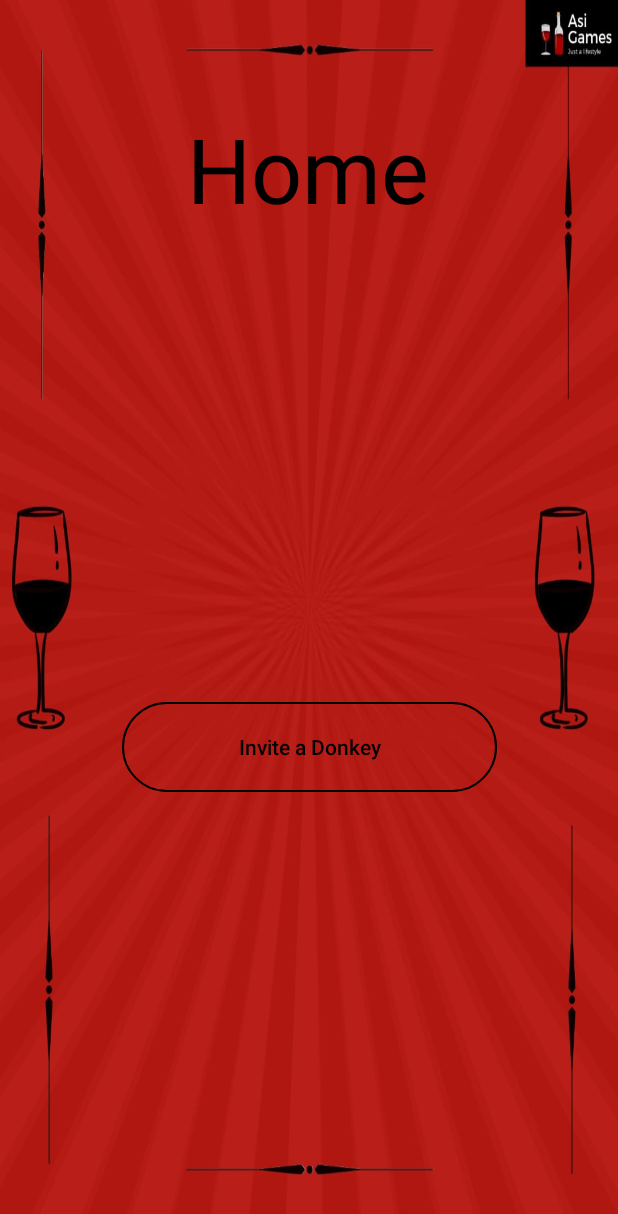
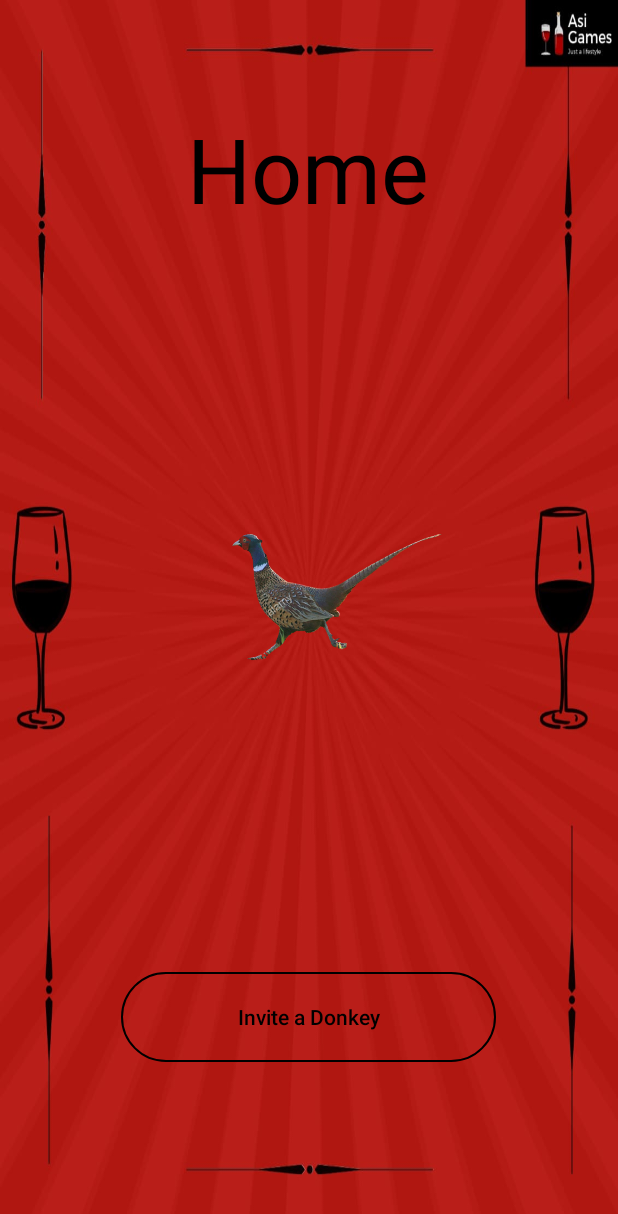
Before and after one commit to AsiniTeam/MagarusApp, an Android app: the HomeFragment screen opened through its navigation route, on a phone screen of 412 x 824 dp. Shown: the top 1214 px of the screen. Run offline under Robolectric (Android 15) with nearby library versions, the phone set to English and light mode, and no system bars; our stand-ins replace Firebase (no records; nobody signed in at launch, a user with empty details on screens opened directly); libraries missing offline, so code that uses them is left out: com.daimajia.androidanimations; 3 statements that could not run were skipped.

Commit message:
bono commit aprile 1

```diff
--- a/app/src/main/java/com/example/magarusapp/HomeFragment.java
+++ b/app/src/main/java/com/example/magarusapp/HomeFragment.java
@@ -1,10 +1,13 @@
 package com.example.magarusapp;
 
+import android.annotation.SuppressLint;
 import android.app.ActivityManager;
 import android.content.Context;
 import android.content.Intent;
+import android.content.SharedPreferences;
 import android.os.Bundle;
 
+import androidx.annotation.NonNull;
 import androidx.fragment.app.Fragment;
 import androidx.navigation.Navigation;
 
@@ -13,9 +16,16 @@ import android.view.LayoutInflater;
 import android.view.View;
 import android.view.ViewGroup;
 import android.widget.Button;
+import android.widget.ImageView;
+import android.widget.Toast;
 
 import com.daimajia.androidanimations.library.Techniques;
 import com.daimajia.androidanimations.library.YoYo;
+import com.google.firebase.database.DataSnapshot;
+import com.google.firebase.database.DatabaseError;
+import com.google.firebase.database.DatabaseReference;
+import com.google.firebase.database.FirebaseDatabase;
+import com.google.firebase.database.ValueEventListener;
 
 public class HomeFragment extends Fragment {
 
@@ -23,6 +33,8 @@ public class HomeFragment extends Fragment {
     Intent mServiceIntent;
     private ServiceForInvite mYourService;
     public static final String TAG = "HomeFragment";
+    private static final String ON_BOARDING_STRING = "on_boarding_pref";
+    private static final String USER_STRING = "on_boarding_string";
 
 
 
@@ -34,6 +46,9 @@ public class HomeFragment extends Fragment {
 
 
         Button button = view.findViewById(R.id.buttonInviteFragment);
+        String myName = loadNameFromPhone();
+        ImageView imageProfile = view.findViewById(R.id.imageProfile);
+        updateViews(myName, imageProfile);
 
         button.setOnClickListener(new View.OnClickListener() {
             @Override
@@ -83,4 +98,58 @@ public class HomeFragment extends Fragment {
     }
 
 
+    public void updateViews(String myName, ImageView imageProfile) {
+
+        DatabaseReference ref = FirebaseDatabase.getInstance().getReference().child("images");
+        ref.addListenerForSingleValueEvent(new ValueEventListener() {
+            @SuppressLint("ResourceType")
+            @Override
+            public void onDataChange(@NonNull DataSnapshot snapshot) {
+                ImageUser user = snapshot.child(myName).getValue(ImageUser.class);
+                int image = user.getImage();
+
+                switch (image) {
+                    case 0:
+                        imageProfile.setImageResource(R.drawable.fagiano);
+                    break;
+                    case 1:
+                        imageProfile.setImageResource(R.drawable.asino);
+
+                        break;
+                    case 2:
+                        imageProfile.setImageResource(R.drawable.dugongo);
+                        break;
+                    case 3:
+                        imageProfile.setImageResource(R.drawable.cinghiale);
+                        break;
+
+                }
+
+
+
+
+
+
+
+            }
+
+            @Override
+            public void onCancelled(@NonNull DatabaseError error) {
+                Toast.makeText(requireContext(), "Ci dispiace, non c'è connesione a internet", Toast.LENGTH_LONG).show();
+            }
+        });
+    }
+
+
+
+
+    public String loadNameFromPhone() {
+        SharedPreferences pref = requireContext().getSharedPreferences(ON_BOARDING_STRING, requireActivity().MODE_PRIVATE);
+        String name = pref.getString(USER_STRING, null);
+        return name;
+    }
+
+
+
+
 }
--- a/app/src/main/java/com/example/magarusapp/onboarding/ViewPagerFragment.java
+++ b/app/src/main/java/com/example/magarusapp/onboarding/ViewPagerFragment.java
@@ -14,6 +14,7 @@ import com.example.magarusapp.onboarding.screens.Screen1;
 import com.example.magarusapp.onboarding.screens.Screen2;
 import com.example.magarusapp.onboarding.screens.Screen3;
 import com.example.magarusapp.onboarding.screens.Screen4;
+import com.example.magarusapp.onboarding.screens.Screen6;
 import com.example.magarusapp.onboarding.screens.Screen5;
 
 import java.util.ArrayList;
@@ -28,6 +29,7 @@ public class ViewPagerFragment extends Fragment {
     Screen3 screen3 = new Screen3();
     Screen4 screen4 = new Screen4();
     Screen5 screen5 = new Screen5();
+    Screen6 screen6 = new Screen6();
 
     @Override
     public View onCreateView(LayoutInflater inflater, ViewGroup container,
@@ -42,6 +44,7 @@ public class ViewPagerFragment extends Fragment {
         fragmentList.add(screen3);
         fragmentList.add(screen4);
         fragmentList.add(screen5);
+        fragmentList.add(screen6);
 
         FragmentAdapter fragmentAdapter = new FragmentAdapter(requireActivity(), fragmentList);
 
--- a/app/src/main/res/layout/fragment_home.xml
+++ b/app/src/main/res/layout/fragment_home.xml
@@ -24,18 +24,31 @@
         app:layout_constraintStart_toStartOf="parent"
         app:layout_constraintTop_toTopOf="parent" />
 
+
+    <ImageView
+        android:id="@+id/imageProfile"
+        android:layout_width="200dp"
+        android:layout_height="200dp"
+        android:src="@drawable/bono"
+        app:layout_constraintBottom_toTopOf="@+id/buttonInviteFragment"
+        app:layout_constraintEnd_toEndOf="parent"
+        app:layout_constraintStart_toStartOf="parent"
+        app:layout_constraintTop_toBottomOf="@+id/textProfile" />
+
+
     <Button
         android:id="@+id/buttonInviteFragment"
         android:layout_width="250dp"
         android:layout_height="60dp"
+        android:layout_marginBottom="116dp"
         android:background="@drawable/button_layout_1"
         android:text="Invite a Donkey"
         android:textAllCaps="false"
         android:textColor="@color/black"
         app:layout_constraintBottom_toBottomOf="parent"
         app:layout_constraintEnd_toEndOf="parent"
-        app:layout_constraintStart_toStartOf="parent"
-        app:layout_constraintTop_toBottomOf="@+id/textProfile" />
+        app:layout_constraintHorizontal_bias="0.496"
+        app:layout_constraintStart_toStartOf="parent" />
 
 
 </androidx.constraintlayout.widget.ConstraintLayout>
--- a/build.gradle
+++ b/build.gradle
@@ -5,6 +5,7 @@ buildscript {
         jcenter()
     }
     dependencies {
+
         classpath "com.android.tools.build:gradle:4.1.2"
         classpath 'com.google.gms:google-services:4.3.5'
 
```
Also changed, not shown: app/src/main/java/com/example/magarusapp/ImageUser.java (added, +11 -0 lines), app/src/main/java/com/example/magarusapp/onboarding/screens/Screen5.java (+6 -5 lines), app/src/main/java/com/example/magarusapp/onboarding/screens/Screen6.java (added, +96 -0 lines), app/src/main/res/layout/fragment_screen6.xml (added, +77 -0 lines), app/src/main/res/drawable-xhdpi/asino.png (added), app/src/main/res/drawable-xhdpi/bono.png (added), app/src/main/res/drawable-xhdpi/cinghiale.png (added), app/src/main/res/drawable-xhdpi/dugongo.png (added), app/src/main/res/drawable-xhdpi/risotto_allo_zafferano.png (added).
